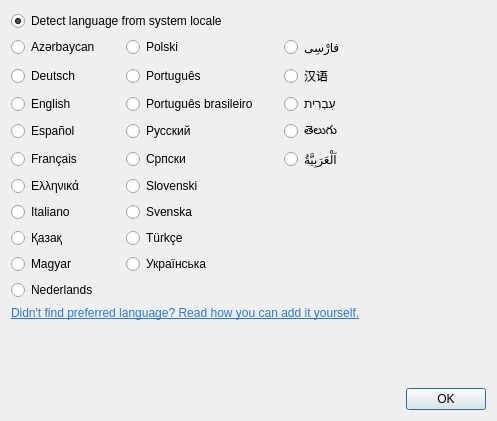
dimkanovikov/KITScenarist, file src/bin/scenarist-desktop/UserInterfaceLayer/Settings/LanguageDialog.ui: the form before one commit.
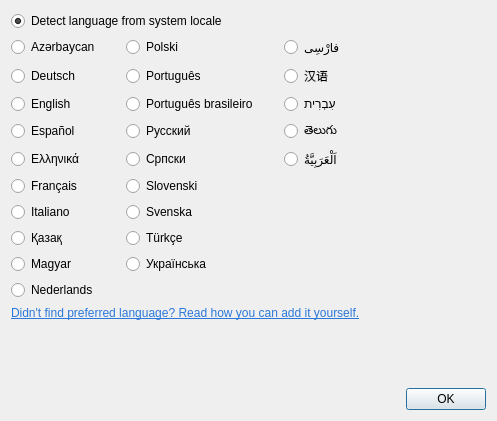
The form after the commit.

The edit to the form file:
```diff
--- a/src/bin/scenarist-desktop/UserInterfaceLayer/Settings/LanguageDialog.ui
+++ b/src/bin/scenarist-desktop/UserInterfaceLayer/Settings/LanguageDialog.ui
@@ -207,13 +207,6 @@
      </property>
     </widget>
    </item>
-   <item row="5" column="0">
-    <widget class="QRadioButton" name="french">
-     <property name="text">
-      <string notr="true">Français</string>
-     </property>
-    </widget>
-   </item>
    <item row="4" column="0">
     <widget class="QRadioButton" name="spanish">
      <property name="text">
@@ -231,13 +224,6 @@
      </property>
     </widget>
    </item>
-   <item row="6" column="0">
-    <widget class="QRadioButton" name="greek">
-     <property name="text">
-      <string notr="true">Ελληνικά</string>
-     </property>
-    </widget>
-   </item>
    <item row="6" column="1">
     <widget class="QRadioButton" name="slovenian">
      <property name="text">
@@ -275,6 +261,20 @@
      </property>
     </widget>
    </item>
+   <item row="6" column="0">
+    <widget class="QRadioButton" name="french">
+     <property name="text">
+      <string notr="true">Français</string>
+     </property>
+    </widget>
+   </item>
+   <item row="5" column="0">
+    <widget class="QRadioButton" name="greek">
+     <property name="text">
+      <string notr="true">Ελληνικά</string>
+     </property>
+    </widget>
+   </item>
   </layout>
  </widget>
  <tabstops>
```
Left out of the diff: 2 changed lines with no effect on the pictures.
